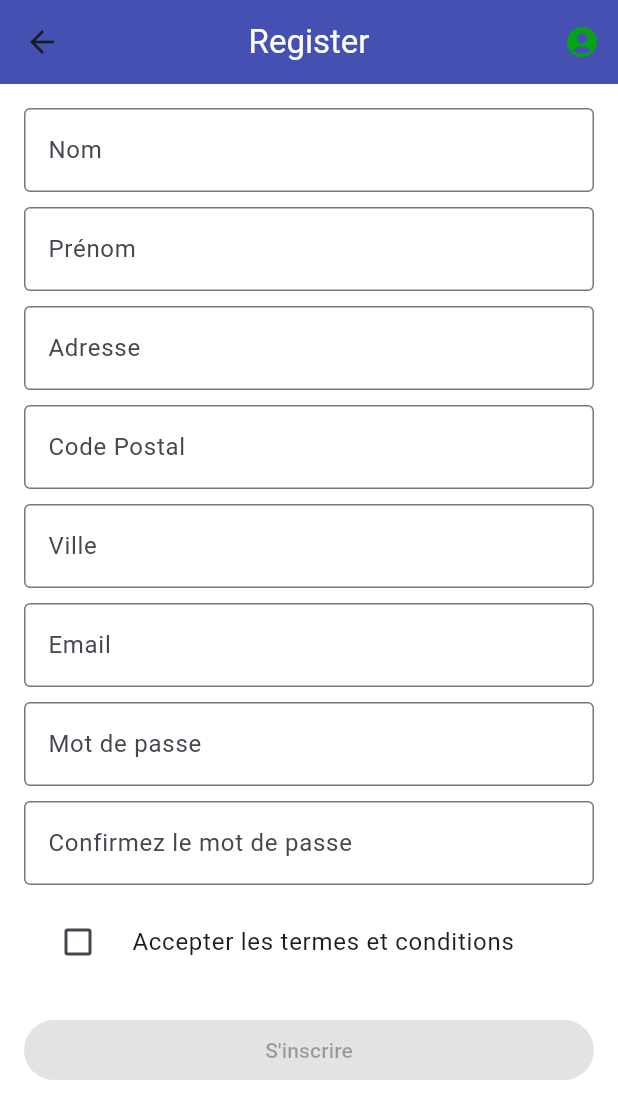
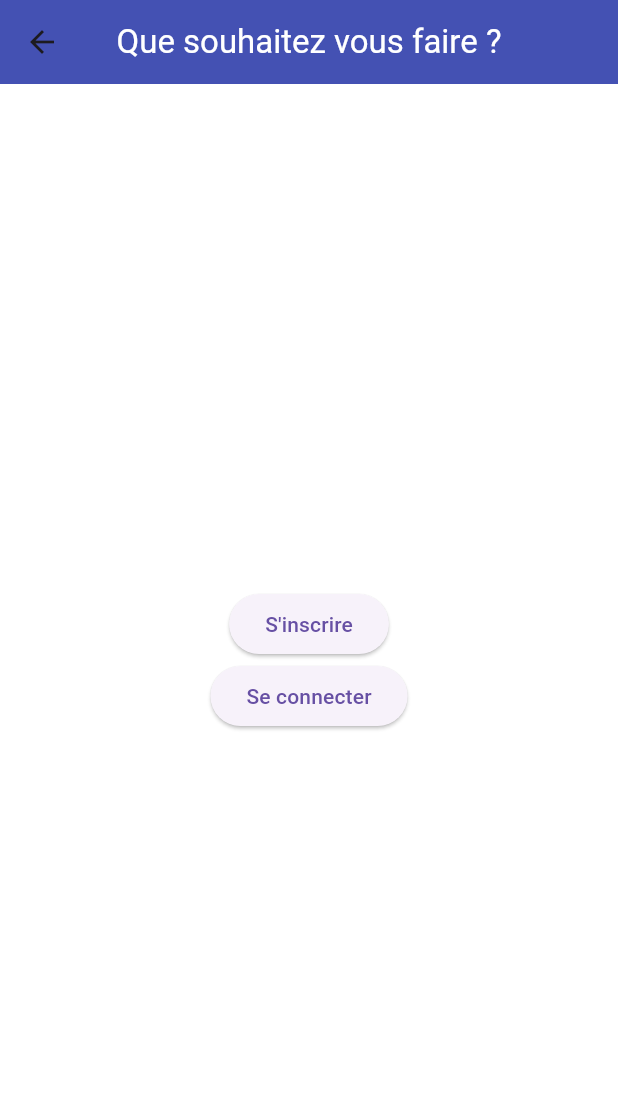
Before and after one commit to alexis-lhu/flutter_app_musique, a Flutter app: the screen it shows after launch, after a tap on the "account circle" icon, on a phone screen of 412 x 824 dp. Shown: the top 1119 px of the screen. Run offline on Flutter 3.47's test engine with Material 3 defaults, Android fonts, the phone set to English and light mode, and no system bars; our stand-ins replace flutter_secure_storage.

Commit message:
register fonctionnel

```diff
--- /dev/null
+++ b/lib/account_screen.dart
@@ -0,0 +1,49 @@
+import 'package:flutter/material.dart';
+
+class AccountScreen extends StatefulWidget {
+  const AccountScreen({super.key});
+  @override
+  State<StatefulWidget> createState() {
+    return _AccountScreen();
+  }
+}
+
+class _AccountScreen extends State<AccountScreen> {
+
+  @override
+  Widget build(BuildContext context) {
+    return Scaffold(
+      appBar: AppBar(
+        title: const Text("Que souhaitez vous faire ?", style: TextStyle(color: Colors.white)),
+        elevation: 10.0,
+        centerTitle: true,
+      ),
+      backgroundColor: const Color.fromRGBO(255, 255, 255, 1),
+      body: Center(
+        child: Column(
+          mainAxisAlignment: MainAxisAlignment.center,
+          children: <Widget>[
+            ElevatedButton(
+              onPressed: () {
+                Navigator.pushNamed(
+                  context,
+                  '/register',
+                );
+              },
+              child: const Text('S\'inscrire'),
+            ),
+            ElevatedButton(
+              onPressed: () {
+                Navigator.pushNamed(
+                  context,
+                  '/login',
+                );
+              },
+              child: const Text('Se connecter'),
+            ),
+          ],
+        ),
+      ),
+    );
+  }
+}
--- a/lib/main.dart
+++ b/lib/main.dart
@@ -1,6 +1,7 @@
 import 'package:flutter/material.dart';
 import 'package:application_musique/home_screen.dart';
 import 'package:application_musique/register_screen.dart';
+import 'package:application_musique/account_screen.dart';
 
 void main() {
   runApp(const MainApp());
@@ -22,6 +23,7 @@ class MainApp extends StatelessWidget {
       routes: {
         '/': (context) => const HomeScreen(),
         '/register': (context) => const RegisterScreen(),
+        '/account': (context) => const AccountScreen(),
       },
     );
   }
--- a/lib/registerApi.dart
+++ b/lib/registerApi.dart
@@ -47,6 +47,9 @@ class _RegisterFormState extends State<RegisterForm> {
             _lastNameController.text,
             _emailController.text,
             _passwordController.text,
+            _adressController.text,
+            _postalCodeController.text,
+            _cityController.text,
             ["user"]);
         // ignore: use_build_context_synchronously
         Navigator.of(context).pop();
--- a/lib/widget/myscaffold.dart
+++ b/lib/widget/myscaffold.dart
@@ -22,7 +22,7 @@ class MyScaffold extends StatelessWidget {
             onPressed: () {
               Navigator.pushNamed(
                 context,
-                '/register',
+                '/account',
               );
             },
           ),
```
Also changed, not shown: lib/api/user.dart (+40 -7 lines), lib/loginApi.dart (added, +19 -0 lines).
